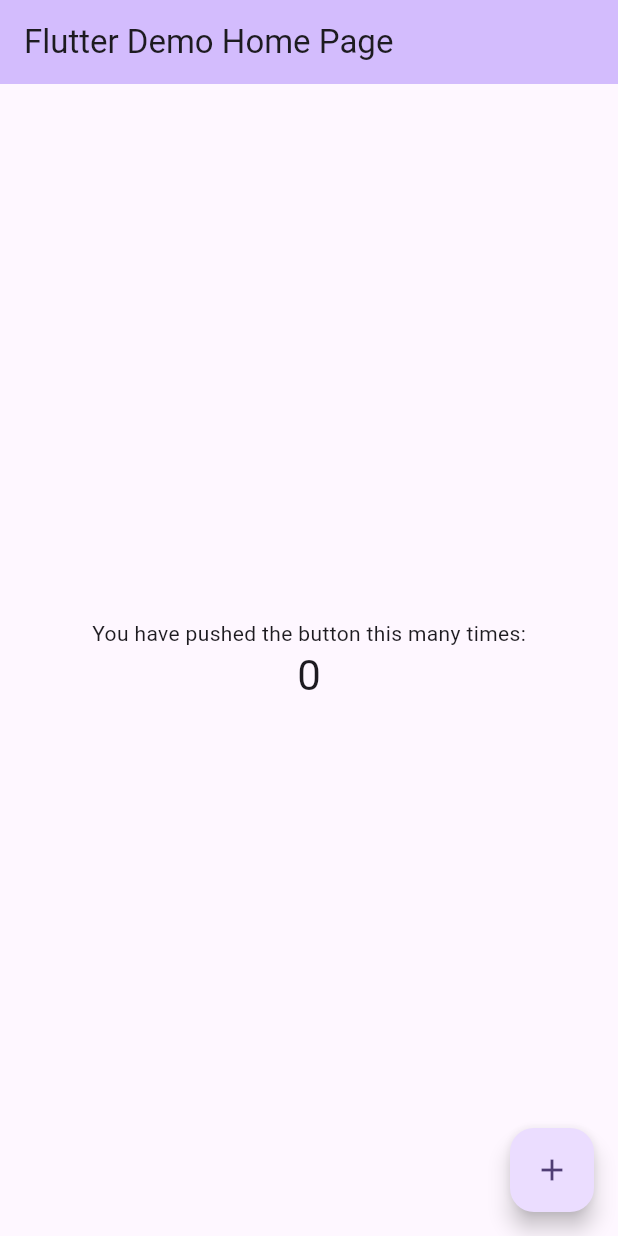
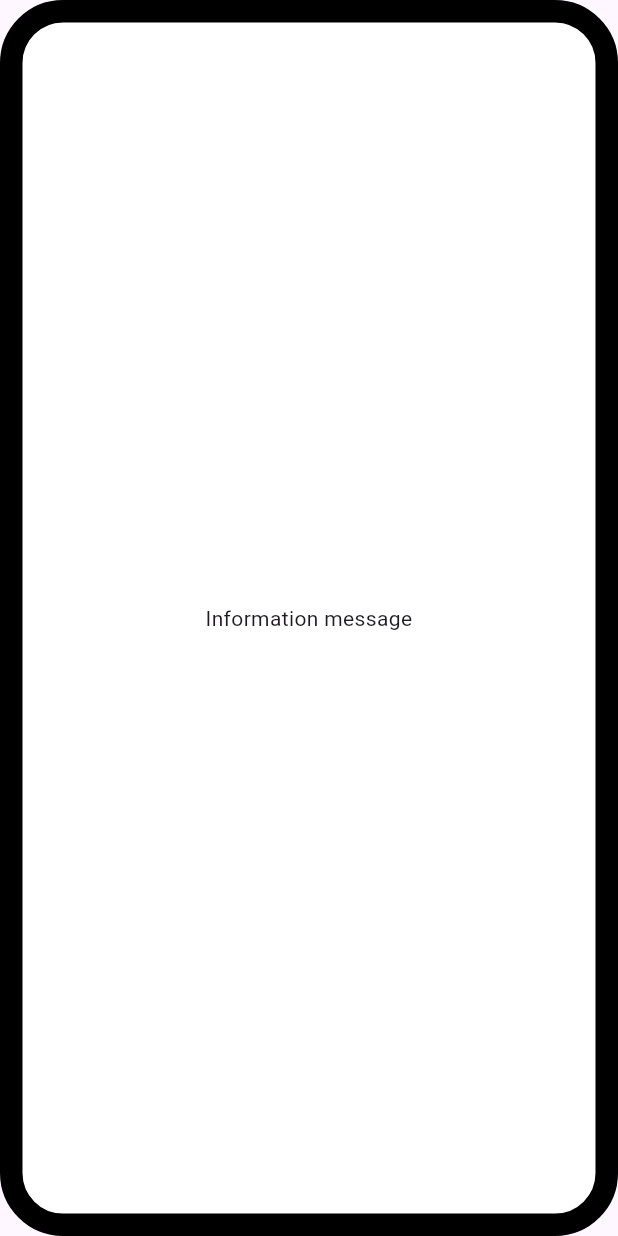
Before and after one commit to Click-Play/colors-war, a Flutter app: the screen it shows after launch, on a phone screen of 412 x 824 dp. Run offline on Flutter 3.47's test engine with Material 3 defaults, Android fonts, the phone set to English and light mode, and no system bars.

Commit message:
To be continued

```diff
--- /dev/null
+++ b/lib/defaultPage.dart
@@ -0,0 +1,125 @@
+import 'package:flutter/material.dart';
+
+void main() {
+  runApp(const MyApp());
+}
+
+class MyApp extends StatelessWidget {
+  const MyApp({super.key});
+
+  // This widget is the root of your application.
+  @override
+  Widget build(BuildContext context) {
+    return MaterialApp(
+      title: 'Flutter',
+      theme: ThemeData(
+        // This is the theme of your application.
+        //
+        // TRY THIS: Try running your application with "flutter run". You'll see
+        // the application has a purple toolbar. Then, without quitting the app,
+        // try changing the seedColor in the colorScheme below to Colors.green
+        // and then invoke "hot reload" (save your changes or press the "hot
+        // reload" button in a Flutter-supported IDE, or press "r" if you used
+        // the command line to start the app).
+        //
+        // Notice that the counter didn't reset back to zero; the application
+        // state is not lost during the reload. To reset the state, use hot
+        // restart instead.
+        //
+        // This works for code too, not just values: Most code changes can be
+        // tested with just a hot reload.
+        colorScheme: ColorScheme.fromSeed(seedColor: Colors.deepPurple),
+        useMaterial3: true,
+      ),
+      home: const MyHomePage(title: 'Style Guide'),
+    );
+  }
+}
+
+class MyHomePage extends StatefulWidget {
+  const MyHomePage({super.key, required this.title});
+
+  // This widget is the home page of your application. It is stateful, meaning
+  // that it has a State object (defined below) that contains fields that affect
+  // how it looks.
+
+  // This class is the configuration for the state. It holds the values (in this
+  // case the title) provided by the parent (in this case the App widget) and
+  // used by the build method of the State. Fields in a Widget subclass are
+  // always marked "final".
+
+  final String title;
+
+  @override
+  State<MyHomePage> createState() => _MyHomePageState();
+}
+
+class _MyHomePageState extends State<MyHomePage> {
+  int _counter = 0;
+
+  void _incrementCounter() {
+    setState(() {
+      // This call to setState tells the Flutter framework that something has
+      // changed in this State, which causes it to rerun the build method below
+      // so that the display can reflect the updated values. If we changed
+      // _counter without calling setState(), then the build method would not be
+      // called again, and so nothing would appear to happen.
+      _counter++;
+    });
+  }
+
+  @override
+  Widget build(BuildContext context) {
+    // This method is rerun every time setState is called, for instance as done
+    // by the _incrementCounter method above.
+    //
+    // The Flutter framework has been optimized to make rerunning build methods
+    // fast, so that you can just rebuild anything that needs updating rather
+    // than having to individually change instances of widgets.
+    return Scaffold(
+      appBar: AppBar(
+        // TRY THIS: Try changing the color here to a specific color (to
+        // Colors.amber, perhaps?) and trigger a hot reload to see the AppBar
+        // change color while the other colors stay the same.
+        backgroundColor: Theme.of(context).colorScheme.inversePrimary,
+        // Here we take the value from the MyHomePage object that was created by
+        // the App.build method, and use it to set our appbar title.
+        title: Text(widget.title),
+      ),
+      body: Center(
+        // Center is a layout widget. It takes a single child and positions it
+        // in the middle of the parent.
+        child: Column(
+          // Column is also a layout widget. It takes a list of children and
+          // arranges them vertically. By default, it sizes itself to fit its
+          // children horizontally, and tries to be as tall as its parent.
+          //
+          // Column has various properties to control how it sizes itself and
+          // how it positions its children. Here we use mainAxisAlignment to
+          // center the children vertically; the main axis here is the vertical
+          // axis because Columns are vertical (the cross axis would be
+          // horizontal).
+          //
+          // TRY THIS: Invoke "debug painting" (choose the "Toggle Debug Paint"
+          // action in the IDE, or press "p" in the console), to see the
+          // wireframe for each widget.
+          mainAxisAlignment: MainAxisAlignment.center,
+          children: <Widget>[
+            const Text(
+              'You have pushed the button this many times:',
+            ),
+            Text(
+              '$_counter',
+              style: Theme.of(context).textTheme.headlineMedium,
+            ),
+          ],
+        ),
+      ),
+      floatingActionButton: FloatingActionButton(
+        onPressed: _incrementCounter,
+        tooltip: 'Increment',
+        child: const Icon(Icons.add),
+      ), // This trailing comma makes auto-formatting nicer for build methods.
+    );
+  }
+}
--- a/lib/main.dart
+++ b/lib/main.dart
@@ -11,37 +11,18 @@ class MyApp extends StatelessWidget {
   @override
   Widget build(BuildContext context) {
     return MaterialApp(
-      title: 'Flutter Demo',
+      title: 'Flutter',
       theme: ThemeData(
-        // This is the theme of your application.
-        //
-        // TRY THIS: Try running your application with "flutter run". You'll see
-        // the application has a purple toolbar. Then, without quitting the app,
-        // try changing the seedColor in the colorScheme below to Colors.green
-        // and then invoke "hot reload" (save your changes or press the "hot
-        // reload" button in a Flutter-supported IDE, or press "r" if you used
-        // the command line to start the app).
-        //
-        // Notice that the counter didn't reset back to zero; the application
-        // state is not lost during the reload. To reset the state, use hot
-        // restart instead.
-        //
-        // This works for code too, not just values: Most code changes can be
-        // tested with just a hot reload.
         colorScheme: ColorScheme.fromSeed(seedColor: Colors.deepPurple),
         useMaterial3: true,
       ),
-      home: const MyHomePage(title: 'Flutter Demo Home Page'),
+      home: const MyHomePage(title: 'Style Guide'),
     );
   }
 }
 
 class MyHomePage extends StatefulWidget {
   const MyHomePage({super.key, required this.title});
-
-  // This widget is the home page of your application. It is stateful, meaning
-  // that it has a State object (defined below) that contains fields that affect
-  // how it looks.
 
   // This class is the configuration for the state. It holds the values (in this
   // case the title) provided by the parent (in this case the App widget) and
@@ -55,71 +36,32 @@ class MyHomePage extends StatefulWidget {
 }
 
 class _MyHomePageState extends State<MyHomePage> {
-  int _counter = 0;
-
-  void _incrementCounter() {
-    setState(() {
-      // This call to setState tells the Flutter framework that something has
-      // changed in this State, which causes it to rerun the build method below
-      // so that the display can reflect the updated values. If we changed
-      // _counter without calling setState(), then the build method would not be
-      // called again, and so nothing would appear to happen.
-      _counter++;
-    });
-  }
-
   @override
   Widget build(BuildContext context) {
-    // This method is rerun every time setState is called, for instance as done
-    // by the _incrementCounter method above.
-    //
-    // The Flutter framework has been optimized to make rerunning build methods
-    // fast, so that you can just rebuild anything that needs updating rather
-    // than having to individually change instances of widgets.
     return Scaffold(
-      appBar: AppBar(
-        // TRY THIS: Try changing the color here to a specific color (to
-        // Colors.amber, perhaps?) and trigger a hot reload to see the AppBar
-        // change color while the other colors stay the same.
-        backgroundColor: Theme.of(context).colorScheme.inversePrimary,
-        // Here we take the value from the MyHomePage object that was created by
-        // the App.build method, and use it to set our appbar title.
-        title: Text(widget.title),
-      ),
       body: Center(
-        // Center is a layout widget. It takes a single child and positions it
-        // in the middle of the parent.
-        child: Column(
-          // Column is also a layout widget. It takes a list of children and
-          // arranges them vertically. By default, it sizes itself to fit its
-          // children horizontally, and tries to be as tall as its parent.
-          //
-          // Column has various properties to control how it sizes itself and
-          // how it positions its children. Here we use mainAxisAlignment to
-          // center the children vertically; the main axis here is the vertical
-          // axis because Columns are vertical (the cross axis would be
-          // horizontal).
-          //
-          // TRY THIS: Invoke "debug painting" (choose the "Toggle Debug Paint"
-          // action in the IDE, or press "p" in the console), to see the
-          // wireframe for each widget.
-          mainAxisAlignment: MainAxisAlignment.center,
-          children: <Widget>[
-            const Text(
-              'You have pushed the button this many times:',
+        child: Container(
+          width: 864,
+          height: 1344,
+          child: Center(
+            child: Container(
+              width: 864 - 42 * 2, // Décalez le texte en soustrayant l'épaisseur de la bordure
+              height: 1000 - 42 * 2,
+              decoration: BoxDecoration(
+                color: Colors.white,
+                borderRadius: BorderRadius.circular(42),
+                border: Border.all(color: Colors.black, width: 15),
+              ),
+              child: const Center(
+                child: Text(
+                  'Information message',
+                  textAlign: TextAlign.center,
+                ),
+              ),
             ),
-            Text(
-              '$_counter',
-              style: Theme.of(context).textTheme.headlineMedium,
-            ),
-          ],
+          ),
         ),
       ),
-      floatingActionButton: FloatingActionButton(
-        onPressed: _incrementCounter,
-        tooltip: 'Increment',
-        child: const Icon(Icons.add),
-      ), // This trailing comma makes auto-formatting nicer for build methods.
     );
   }
 }
```
